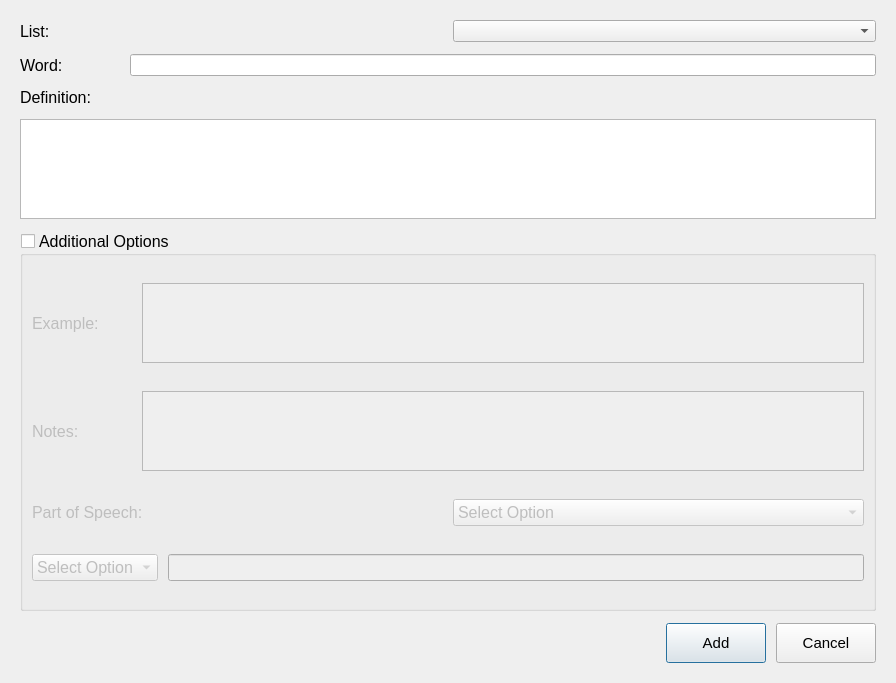
First picture: the form in Development/Source_Code/addcardwindow.ui, repository TheSizzlingDefense/IA_Project, before the edit.
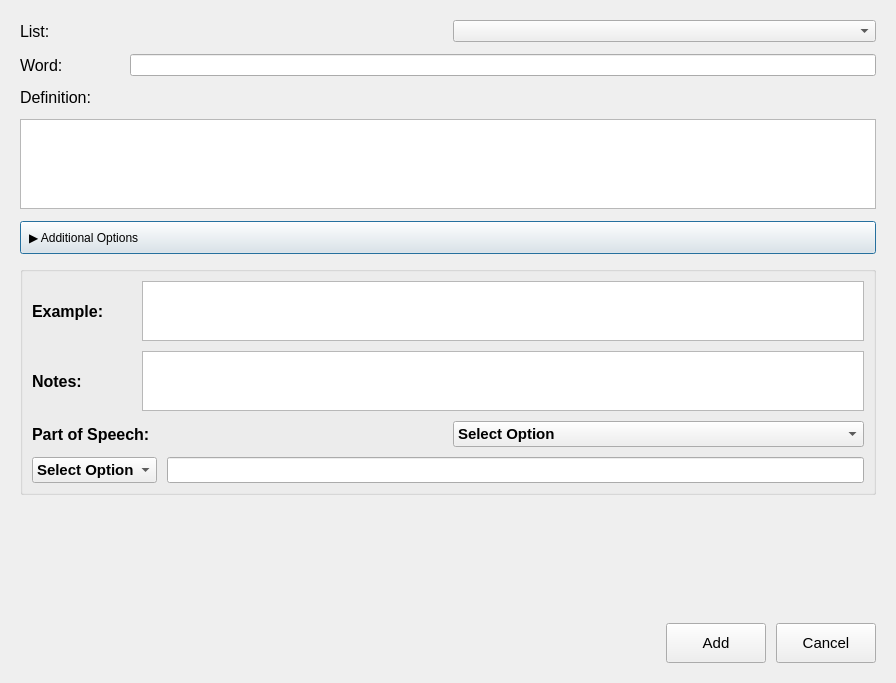
Second picture: the form after the edit.

Commit message: made the ui prettier

Patch:
```diff
--- a/Development/Source_Code/addcardwindow.ui
+++ b/Development/Source_Code/addcardwindow.ui
@@ -110,13 +110,13 @@
        <property name="minimumSize">
         <size>
          <width>0</width>
-         <height>80</height>
+         <height>70</height>
         </size>
        </property>
        <property name="maximumSize">
         <size>
          <width>16777215</width>
-         <height>100</height>
+         <height>90</height>
         </size>
        </property>
        <property name="font">
@@ -128,25 +128,37 @@
      </item>
     </layout>
    </item>
+   <item>
+    <widget class="QPushButton" name="toggleAdditionalOptionsButton">
+     <property name="text">
+      <string>▶ Additional Options</string>
+     </property>
+     <property name="checkable">
+      <bool>true</bool>
+     </property>
+     <property name="checked">
+      <bool>false</bool>
+     </property>
+     <property name="styleSheet">
+      <string notr="true">text-align: left; padding: 8px;</string>
+     </property>
+    </widget>
+   </item>
    <item>
     <widget class="QGroupBox" name="additionalOptionsBox">
      <property name="font">
       <font>
-       <pointsize>12</pointsize>
+       <pointsize>11</pointsize>
+       <weight>75</weight>
+       <bold>true</bold>
       </font>
      </property>
      <property name="title">
-      <string>Additional Options</string>
+      <string></string>
      </property>
      <property name="flat">
       <bool>false</bool>
      </property>
-     <property name="checkable">
-      <bool>true</bool>
-     </property>
-     <property name="checked">
-      <bool>false</bool>
-     </property>
      <layout class="QVBoxLayout" name="verticalLayout_2">
       <property name="spacing">
        <number>10</number>
@@ -176,7 +188,7 @@
           <property name="maximumSize">
            <size>
             <width>16777215</width>
-            <height>80</height>
+            <height>60</height>
            </size>
           </property>
           <property name="font">
@@ -213,9 +225,14 @@
           <property name="maximumSize">
            <size>
             <width>16777215</width>
-            <height>80</height>
+            <height>60</height>
            </size>
           </property>
+          <property name="font">
+           <font>
+            <pointsize>12</pointsize>
+           </font>
+          </property>
          </widget>
         </item>
        </layout>
@@ -319,6 +336,19 @@
      </layout>
     </widget>
    </item>
+   <item>
+    <spacer name="verticalSpacer">
+     <property name="orientation">
+      <enum>Qt::Orientation::Vertical</enum>
+     </property>
+     <property name="sizeHint" stdset="0">
+      <size>
+       <width>20</width>
+       <height>40</height>
+      </size>
+     </property>
+    </spacer>
+   </item>
    <item>
     <layout class="QHBoxLayout" name="horizontalLayout_2">
      <property name="spacing">
```
The commit also changes 6 other files.
